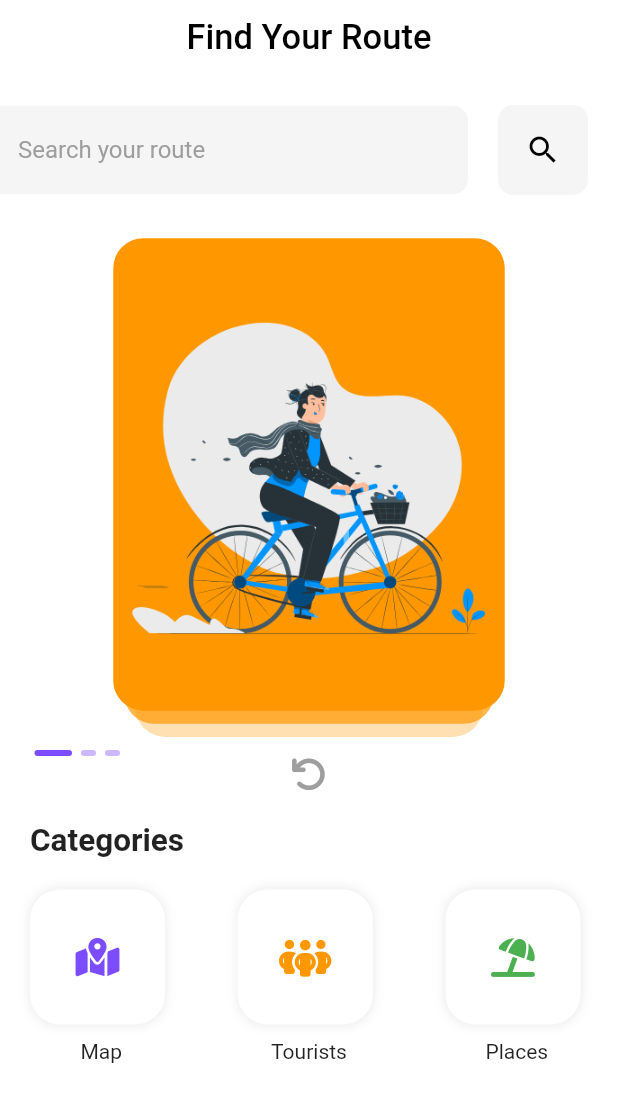
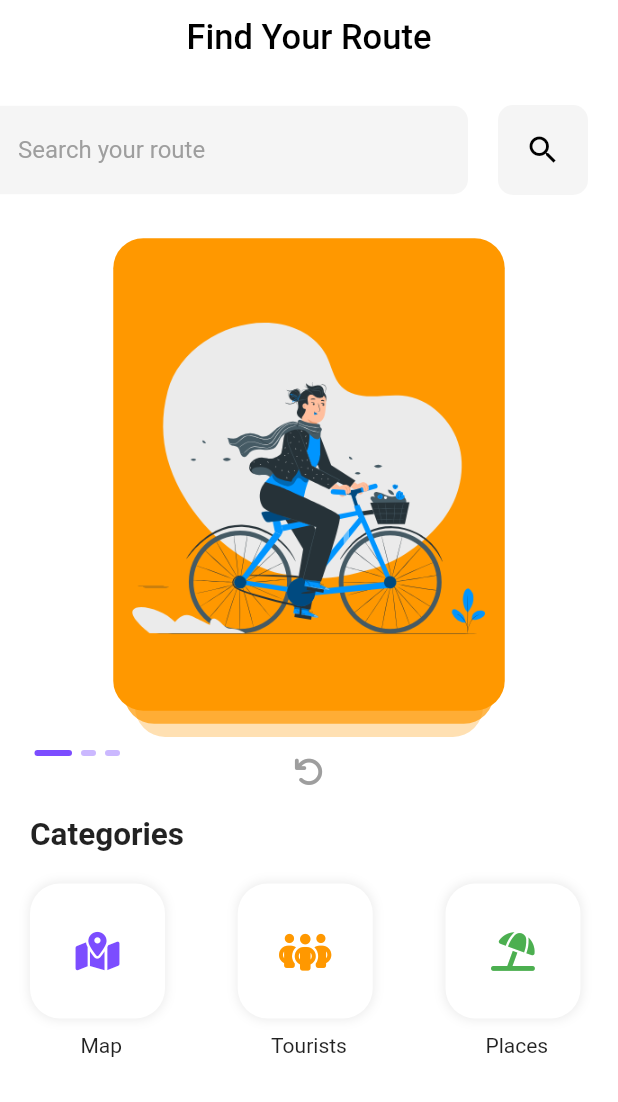
Before and after one commit to michaelihuoma01/recspot_test, a Flutter app: the screen it shows after launch, on a phone screen of 412 x 824 dp. Shown: the top 1102 px of the screen. Run offline on Flutter 3.47's test engine with Material 2 defaults, Android fonts, the light colour scheme and no system bars; drawn by our look-alikes of tcard; our stand-ins replace flutter_svg_provider, font_awesome_flutter, sliding_up_panel.

```diff
--- a/lib/screens/home.dart
+++ b/lib/screens/home.dart
@@ -100,7 +100,7 @@ class _HomeScreenState extends State<HomeScreen> {
                     });
                   },
                   child: const Center(
-                      child: Icon(FontAwesomeIcons.arrowRotateLeft,
+                      child: Icon(FontAwesomeIcons.arrowRotateLeft, size: 20,
                           color: AppColors.grey))),
               const SizedBox(height: 20),
               const Padding(
```
Also changed, not shown: assets/images/ss.jpeg (deleted), assets/svg/1.svg (deleted), assets/svg/2.svg (deleted), assets/svg/3.svg (deleted), assets/svg/4.svg (deleted), assets/svg/beach-portrait.svg (deleted), assets/svg/bike.svg (deleted).
